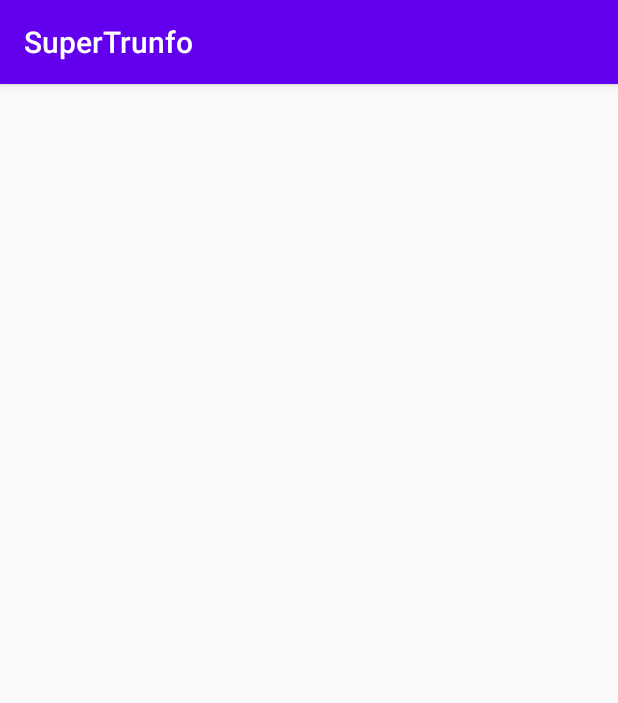
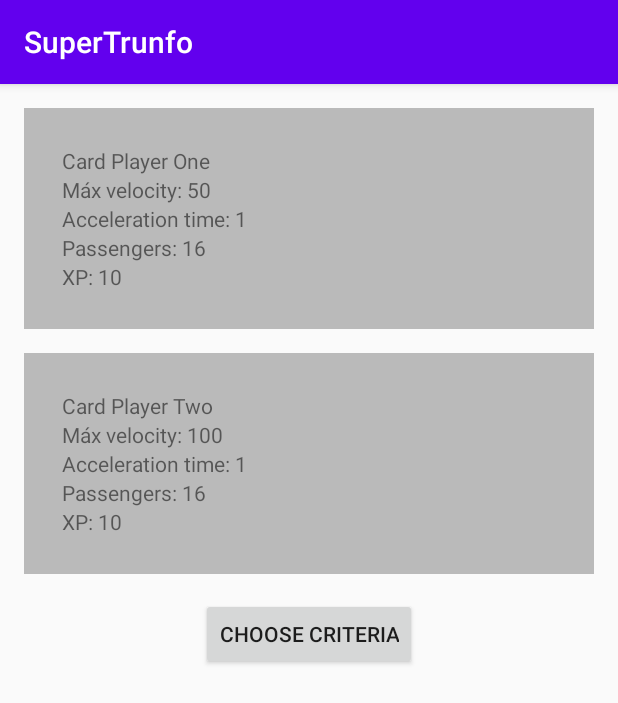
Before and after one commit to marcellalcs/supertrunfo, an Android app: the CardsActivity screen opened directly, with no data from a screen before it, on a phone screen of 412 x 824 dp. Shown: the top 703 px of the screen. Run offline under Robolectric (Android 15) with nearby library versions, the phone set to English and light mode, and no system bars.

Commit message:
showing card results at activity

```diff
--- a/app/src/main/java/com/wcc/supertrunfo/CardsActivity.kt
+++ b/app/src/main/java/com/wcc/supertrunfo/CardsActivity.kt
@@ -2,18 +2,19 @@ package com.wcc.supertrunfo
 
 import androidx.appcompat.app.AppCompatActivity
 import android.os.Bundle
+import kotlinx.android.synthetic.main.activity_cards.*
 
 class CardsActivity : AppCompatActivity() {
     override fun onCreate(savedInstanceState: Bundle?) {
         super.onCreate(savedInstanceState)
         setContentView(R.layout.activity_cards)
 
-        val playerOneName = intent.getStringArrayExtra("player_one") ?: "Player One"
-        val playerTwoName = intent.getStringArrayExtra("player_two") ?: "Player Two"
+        val playerOneName = intent.getStringExtra("player_one") ?: "Player One"
+        val playerTwoName = intent.getStringExtra("player_two") ?: "Player Two"
 
         val vehiculeOne = mapOf(
-            "maxAcceleration" to "100km",
-            "acceleration0T010" to "120sec",
+            "maxAcceleration" to "100",
+            "acceleration0T010" to "120",
             "passengers" to "5",
             "doors" to "2",
             "style" to "sedã",
@@ -21,24 +22,24 @@ class CardsActivity : AppCompatActivity() {
         )
 
         val vehiculeTwo = mapOf(
-            "maxAcceleration" to "50km",
-            "acceleration0T010" to "60sec",
+            "maxAcceleration" to "50",
+            "acceleration0T010" to "60",
             "passengers" to "2",
             "gears" to "7",
             "type" to "bicke"
         )
 
         val vehiculeThree = mapOf(
-            "maxAcceleration" to "170km",
-            "acceleration0T010" to "40sec",
+            "maxAcceleration" to "170",
+            "acceleration0T010" to "40",
             "passengers" to "2",
-            "weight" to "70kg",
+            "weight" to "70",
             "type" to "motorcycle"
         )
 
         val vehiculeFour = mapOf(
-            "maxAcceleration" to "130km",
-            "acceleration0T010" to "170sec",
+            "maxAcceleration" to "130",
+            "acceleration0T010" to "170",
             "passengers" to "4",
             "doors" to "2",
             "style" to "hatch",
@@ -47,8 +48,8 @@ class CardsActivity : AppCompatActivity() {
 
 
         val vehiculeFive = mapOf(
-            "maxAcceleration" to "30km",
-            "acceleration0T010" to "240sec",
+            "maxAcceleration" to "30",
+            "acceleration0T010" to "240",
             "passengers" to "1",
             "gears" to "4",
             "type" to "bike"
@@ -62,7 +63,7 @@ class CardsActivity : AppCompatActivity() {
             "bikeChampionships" to "10",
             "motorcycleChampionships" to "0",
             "boldness" to "3",
-            "defensiveDriving" to "0.4",
+            "defensiveDriving" to "4",
         )
 
         val driverTwo = mapOf(
@@ -73,7 +74,7 @@ class CardsActivity : AppCompatActivity() {
             "bikeChampionships" to "0",
             "motorcycleChampionships" to "0",
             "boldness" to "2",
-            "defensiveDriving" to "0.7",
+            "defensiveDriving" to "7",
         )
 
         val driverThree = mapOf(
@@ -84,7 +85,7 @@ class CardsActivity : AppCompatActivity() {
             "bikeChampionships" to "7",
             "motorcycleChampionships" to "15",
             "boldness" to "6",
-            "defensiveDriving" to "0.2",
+            "defensiveDriving" to "2",
         )
 
         val vehicles = listOf(vehiculeOne, vehiculeTwo, vehiculeThree, vehiculeFour, vehiculeFive)
@@ -112,13 +113,13 @@ class CardsActivity : AppCompatActivity() {
                     ?: 1 * (currentDriverPlayerOne["boldness"]?.toInt() ?: 1))
             }
 
-        val accelerationTimePlayerOne = (currentVehiclePlayerOne["accelerationTime"]?.toInt()
+        val accelerationTimeCardOne = (currentVehiclePlayerOne["accelerationTime"]?.toInt()
             ?: 1) * (1 / (currentDriverPlayerOne["accelerationTime"]?.toInt() ?: 1))
 
-        val passengersPlayerOne = (currentVehiclePlayerOne["passengers"]?.toInt()
+        val passengersCardOne = (currentVehiclePlayerOne["passengers"]?.toInt()
             ?: 0) * (1 + (currentDriverPlayerOne["defensiveDriving"]?.toInt() ?: 0))
 
-        val xPPlayerOne = when (currentVehiclePlayerOne["type"]) {
+        val xPCardOne = when (currentVehiclePlayerOne["type"]) {
             "car" -> currentDriverPlayerOne["carXP"]?.toInt() ?: 0
             "motorcycle" -> currentDriverPlayerOne["motorcycleXP"]?.toInt() ?: 0
             else -> currentDriverPlayerOne["bikeXP"]?.toInt() ?: 0
@@ -140,18 +141,31 @@ class CardsActivity : AppCompatActivity() {
                     ?: 1 * (currentDriverPlayerTwo["boldness"]?.toInt() ?: 1))
             }
 
-        val accelerationTimePlayerTwo = (currentVehiclePlayerOne["accelerationTime"]?.toInt()
+        val accelerationTimeCardTwo = (currentVehiclePlayerOne["accelerationTime"]?.toInt()
             ?: 1) * (1 / (currentDriverPlayerOne["accelerationTime"]?.toInt() ?: 1))
 
-        val passengersPlayerTwo = (currentVehiclePlayerOne["passengers"]?.toInt()
+        val passengersCardTwo = (currentVehiclePlayerOne["passengers"]?.toInt()
             ?: 0) * (1 + (currentDriverPlayerOne["defensiveDriving"]?.toInt() ?: 0))
 
-        val xPPlayerTwo = when (currentVehiclePlayerOne["type"]) {
+        val xPCardTwo = when (currentVehiclePlayerOne["type"]) {
             "car" -> currentDriverPlayerOne["carXP"]?.toInt() ?: 0
             "motorcycle" -> currentDriverPlayerOne["motorcycleXP"]?.toInt() ?: 0
             else -> currentDriverPlayerOne["bikeXP"]?.toInt() ?: 0
         }
 
+        cardPlayerOneLabel.text = "Card $playerOneName"
+        cardPlayerTwoLabel.text = "Card $playerTwoName"
 
+        cardPlayerOneVelocity.text = "Máx velocity: $cardOneMaxVelocity"
+        cardPlayerTwoVelocity.text = "Máx velocity: $cardTwoMaxVelocity"
+
+        cardPlayerOneAccelerationTime.text = "Acceleration time: $accelerationTimeCardOne"
+        cardPlayerTwoAccelerationTime.text = "Acceleration time: $accelerationTimeCardTwo"
+
+        cardPlayerOnePassengers.text = "Passengers: $passengersCardOne"
+        cardPlayerTwoPassengers.text = "Passengers: $passengersCardTwo"
+
+        cardPlayerOneXP.text = "XP: $xPCardOne"
+        cardPlayerTwoXP.text = "XP: $xPCardTwo"
     }
 }
--- a/app/src/main/java/com/wcc/supertrunfo/MainActivity.kt
+++ b/app/src/main/java/com/wcc/supertrunfo/MainActivity.kt
@@ -12,8 +12,8 @@ class MainActivity : AppCompatActivity() {
 
         startGameButton.setOnClickListener {
             val intent = Intent(this, CardsActivity::class.java)
-            intent.putExtra("player_one", inputPlayerOne.text)
-            intent.putExtra("player_two", inputPlayerTwo.text)
+            intent.putExtra("player_one", inputPlayerOne.text.toString())
+            intent.putExtra("player_two", inputPlayerTwo.text.toString())
             startActivity(intent)
         }
     }
--- a/app/src/main/res/layout/activity_cards.xml
+++ b/app/src/main/res/layout/activity_cards.xml
@@ -1,9 +1,98 @@
 <?xml version="1.0" encoding="utf-8"?>
-<androidx.constraintlayout.widget.ConstraintLayout xmlns:android="http://schemas.android.com/apk/res/android"
-    xmlns:app="http://schemas.android.com/apk/res-auto"
+<LinearLayout
+    xmlns:android="http://schemas.android.com/apk/res/android"
     xmlns:tools="http://schemas.android.com/tools"
     android:layout_width="match_parent"
     android:layout_height="match_parent"
+    android:orientation="vertical"
+    android:layout_margin="@dimen/default_margin"
     tools:context=".CardsActivity">
 
-</androidx.constraintlayout.widget.ConstraintLayout>
+    <LinearLayout
+        android:id="@+id/cardPlayerOne"
+        android:layout_width="match_parent"
+        android:layout_height="wrap_content"
+        android:padding="@dimen/default_card_padding"
+        android:layout_marginBottom="@dimen/default_margin"
+        android:background="#BABABA"
+        android:orientation="vertical">
+        <TextView
+            android:id="@+id/cardPlayerOneLabel"
+            android:layout_width="wrap_content"
+            android:layout_height="wrap_content"
+            android:layout_weight="1"
+            android:text="@string/card_player_one_label" />
+        <TextView
+            android:id="@+id/cardPlayerOneVelocity"
+            android:layout_width="wrap_content"
+            android:layout_height="wrap_content"
+            android:layout_weight="1"
+            android:text="@string/card_player_one_velocity" />
+        <TextView
+            android:id="@+id/cardPlayerOneAccelerationTime"
+            android:layout_width="wrap_content"
+            android:layout_height="wrap_content"
+            android:layout_weight="1"
+            android:text="@string/card_player_one_acceleration_time" />
+        <TextView
+            android:id="@+id/cardPlayerOnePassengers"
+            android:layout_width="wrap_content"
+            android:layout_height="wrap_content"
+            android:layout_weight="1"
+            android:text="@string/card_player_one_passengers" />
+        <TextView
+            android:id="@+id/cardPlayerOneXP"
+            android:layout_width="wrap_content"
+            android:layout_height="wrap_content"
+            android:layout_weight="1"
+            android:text="@string/card_player_one_xp" />
+    </LinearLayout>
+
+    <LinearLayout
+        android:id="@+id/cardPlayerTwo"
+        android:layout_width="match_parent"
+        android:layout_height="wrap_content"
+        android:padding="@dimen/default_card_padding"
+        android:background="#BABABA"
+        android:orientation="vertical">
+        <TextView
+            android:id="@+id/cardPlayerTwoLabel"
+            android:layout_width="wrap_content"
+            android:layout_height="wrap_content"
+            android:layout_weight="1"
+            android:text="@string/card_player_one_label" />
+        <TextView
+            android:id="@+id/cardPlayerTwoVelocity"
+            android:layout_width="wrap_content"
+            android:layout_height="wrap_content"
+            android:layout_weight="1"
+            android:text="@string/card_player_one_velocity" />
+        <TextView
+            android:id="@+id/cardPlayerTwoAccelerationTime"
+            android:layout_width="wrap_content"
+            android:layout_height="wrap_content"
+            android:layout_weight="1"
+            android:text="@string/card_player_one_acceleration_time" />
+        <TextView
+            android:id="@+id/cardPlayerTwoPassengers"
+            android:layout_width="wrap_content"
+            android:layout_height="wrap_content"
+            android:layout_weight="1"
+            android:text="@string/card_player_one_passengers" />
+        <TextView
+            android:id="@+id/cardPlayerTwoXP"
+            android:layout_width="wrap_content"
+            android:layout_height="wrap_content"
+            android:layout_weight="1"
+            android:text="@string/card_player_one_xp" />
+    </LinearLayout>
+
+    <Button
+        android:id="@+id/chooseCriteriaButton"
+        android:layout_width="wrap_content"
+        android:layout_height="wrap_content"
+        android:layout_gravity="center_horizontal"
+        android:layout_margin="@dimen/default_margin"
+        android:text="@string/choose_criteria_button_label"/>
+
+</LinearLayout>
--- a/app/src/main/res/values/dimens.xml
+++ b/app/src/main/res/values/dimens.xml
@@ -1,4 +1,5 @@
 <?xml version="1.0" encoding="utf-8"?>
 <resources>
     <dimen name="default_margin">16dp</dimen>
+    <dimen name="default_card_padding">25dp</dimen>
 </resources>
--- a/app/src/main/res/values/strings.xml
+++ b/app/src/main/res/values/strings.xml
@@ -3,4 +3,10 @@
     <string name="player_one_label">Jogador 1</string>
     <string name="player_two_label">Jogador 2</string>
     <string name="start_game_button_label">Começar Jogo!</string>
+    <string name="card_player_one_label">TextView</string>
+    <string name="card_player_one_velocity">Velocity</string>
+    <string name="card_player_one_acceleration_time">Acceleration</string>
+    <string name="card_player_one_passengers">Passengers</string>
+    <string name="card_player_one_xp">xp</string>
+    <string name="choose_criteria_button_label">Choose criteria</string>
 </resources>
```
